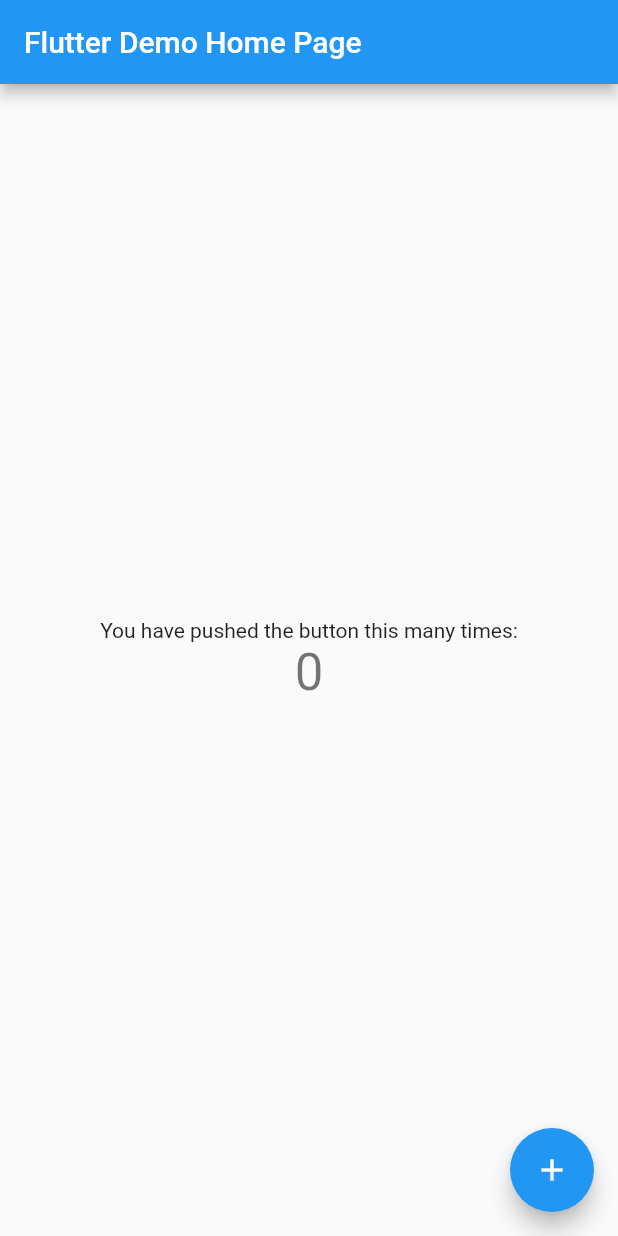
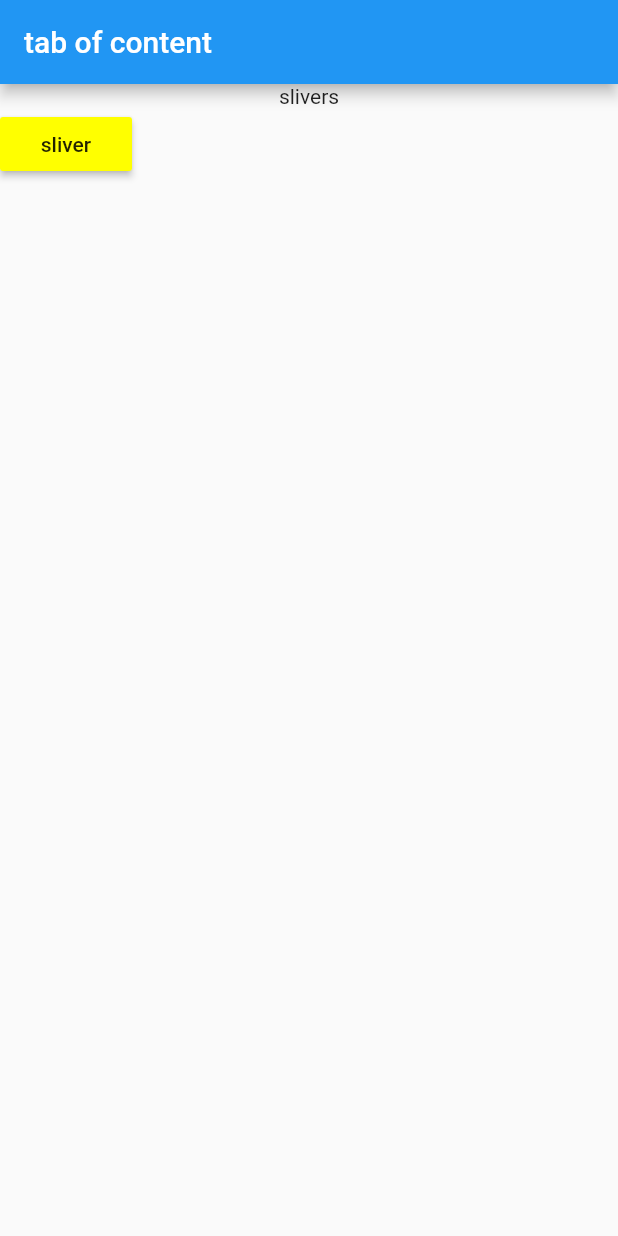
Before and after one commit to lyx0224/flutterwidget, a Flutter app: the screen it shows after launch, on a phone screen of 412 x 824 dp. Run offline on Flutter 3.47's test engine with Material 2 defaults, Android fonts, the phone set to English and light mode, and no system bars.

Commit message:
add sliver demo1

```diff
--- /dev/null
+++ b/lib/home_page.dart
@@ -0,0 +1,30 @@
+import 'package:flutter/material.dart';
+
+class HomePage extends StatelessWidget {
+  @override
+  Widget build(BuildContext context) {
+    return Scaffold(
+      appBar: AppBar(
+        title: Text('tab of content'),
+      ),
+      body: Container(
+        child: Column(
+          children: <Widget>[
+            Text('slivers'),
+            Row(
+              children: <Widget>[
+                RaisedButton(
+                  color: Colors.yellowAccent,
+                  onPressed: () {
+                    Navigator.of(context).pushNamed('sliver_demo_1');
+                  },
+                  child: Text('sliver'),
+                )
+              ],
+            )
+          ],
+        ),
+      ),
+    );
+  }
+}
--- a/lib/main.dart
+++ b/lib/main.dart
@@ -1,111 +1,20 @@
 import 'package:flutter/material.dart';
+import 'package:myflutterwiget/home_page.dart';
+import 'package:myflutterwiget/sliver/SliverDemo1.dart';
 
 void main() => runApp(MyApp());
 
 class MyApp extends StatelessWidget {
-  // This widget is the root of your application.
   @override
   Widget build(BuildContext context) {
     return MaterialApp(
-      title: 'Flutter Demo',
-      theme: ThemeData(
-        // This is the theme of your application.
-        //
-        // Try running your application with "flutter run". You'll see the
-        // application has a blue toolbar. Then, without quitting the app, try
-        // changing the primarySwatch below to Colors.green and then invoke
-        // "hot reload" (press "r" in the console where you ran "flutter run",
-        // or simply save your changes to "hot reload" in a Flutter IDE).
-        // Notice that the counter didn't reset back to zero; the application
-        // is not restarted.
-        primarySwatch: Colors.blue,
-      ),
-      home: MyHomePage(title: 'Flutter Demo Home Page'),
-    );
+        title: 'Flutter Demo',
+        theme: ThemeData(
+          primarySwatch: Colors.blue,
+        ),
+        routes: <String, WidgetBuilder>{
+          'sliver_demo_1': (context) => SliverDemo1()
+        },
+        home: HomePage());
   }
 }
-
-class MyHomePage extends StatefulWidget {
-  MyHomePage({Key key, this.title}) : super(key: key);
-
-  // This widget is the home page of your application. It is stateful, meaning
-  // that it has a State object (defined below) that contains fields that affect
-  // how it looks.
-
-  // This class is the configuration for the state. It holds the values (in this
-  // case the title) provided by the parent (in this case the App widget) and
-  // used by the build method of the State. Fields in a Widget subclass are
-  // always marked "final".
-
-  final String title;
-
-  @override
-  _MyHomePageState createState() => _MyHomePageState();
-}
-
-class _MyHomePageState extends State<MyHomePage> {
-  int _counter = 0;
-
-  void _incrementCounter() {
-    setState(() {
-      // This call to setState tells the Flutter framework that something has
-      // changed in this State, which causes it to rerun the build method below
-      // so that the display can reflect the updated values. If we changed
-      // _counter without calling setState(), then the build method would not be
-      // called again, and so nothing would appear to happen.
-      _counter++;
-    });
-  }
-
-  @override
-  Widget build(BuildContext context) {
-    // This method is rerun every time setState is called, for instance as done
-    // by the _incrementCounter method above.
-    //
-    // The Flutter framework has been optimized to make rerunning build methods
-    // fast, so that you can just rebuild anything that needs updating rather
-    // than having to individually change instances of widgets.
-    return Scaffold(
-      appBar: AppBar(
-        // Here we take the value from the MyHomePage object that was created by
-        // the App.build method, and use it to set our appbar title.
-        title: Text(widget.title),
-      ),
-      body: Center(
-        // Center is a layout widget. It takes a single child and positions it
-        // in the middle of the parent.
-        child: Column(
-          // Column is also a layout widget. It takes a list of children and
-          // arranges them vertically. By default, it sizes itself to fit its
-          // children horizontally, and tries to be as tall as its parent.
-          //
-          // Invoke "debug painting" (press "p" in the console, choose the
-          // "Toggle Debug Paint" action from the Flutter Inspector in Android
-          // Studio, or the "Toggle Debug Paint" command in Visual Studio Code)
-          // to see the wireframe for each widget.
-          //
-          // Column has various properties to control how it sizes itself and
-          // how it positions its children. Here we use mainAxisAlignment to
-          // center the children vertically; the main axis here is the vertical
-          // axis because Columns are vertical (the cross axis would be
-          // horizontal).
-          mainAxisAlignment: MainAxisAlignment.center,
-          children: <Widget>[
-            Text(
-              'You have pushed the button this many times:',
-            ),
-            Text(
-              '$_counter',
-              style: Theme.of(context).textTheme.display1,
-            ),
-          ],
-        ),
-      ),
-      floatingActionButton: FloatingActionButton(
-        onPressed: _incrementCounter,
-        tooltip: 'Increment',
-        child: Icon(Icons.add),
-      ), // This trailing comma makes auto-formatting nicer for build methods.
-    );
-  }
-}
```
Also changed, not shown: lib/sliver/SliverDemo1.dart (added, +51 -0 lines), 1 other file.
